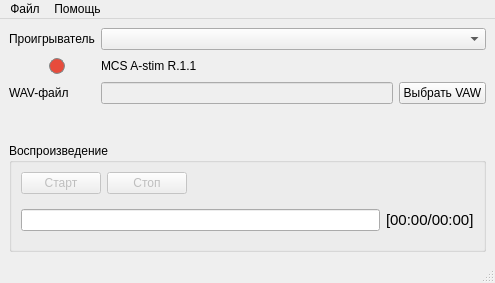
The window that res/main_window.ui (mcsltd/mcs-astim-wav-player) describes before a commit, drawn with Qt 5.
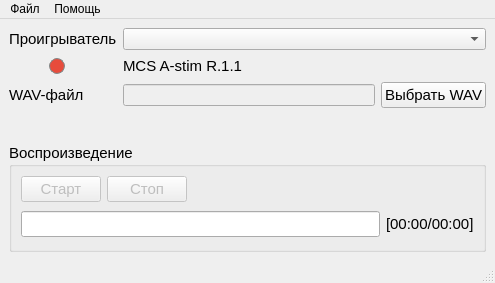
The same window after the commit. Icons and pictures are not drawn.

Commit message: feat: rename app

The edit to the form file:
```diff
--- a/res/main_window.ui
+++ b/res/main_window.ui
@@ -25,6 +25,11 @@
        <layout class="QFormLayout" name="formLayout">
         <item row="0" column="0">
          <widget class="QLabel" name="labelDevicePlayer">
+          <property name="font">
+           <font>
+            <pointsize>11</pointsize>
+           </font>
+          </property>
           <property name="text">
            <string>Проигрыватель</string>
           </property>
@@ -35,6 +40,11 @@
         </item>
         <item row="2" column="0">
          <widget class="QLabel" name="label_2">
+          <property name="font">
+           <font>
+            <pointsize>11</pointsize>
+           </font>
+          </property>
           <property name="text">
            <string>WAV-файл</string>
           </property>
@@ -51,8 +61,13 @@
           </item>
           <item>
            <widget class="QPushButton" name="pushButtonSelectWav">
+            <property name="font">
+             <font>
+              <pointsize>11</pointsize>
+             </font>
+            </property>
             <property name="text">
-             <string>Выбрать VAW</string>
+             <string>Выбрать WAV</string>
             </property>
            </widget>
           </item>
@@ -60,6 +75,11 @@
         </item>
         <item row="1" column="1">
          <widget class="QLabel" name="labelPlayer">
+          <property name="font">
+           <font>
+            <pointsize>11</pointsize>
+           </font>
+          </property>
           <property name="text">
            <string>MCS A-stim R.1.1</string>
           </property>
@@ -119,6 +139,11 @@
       </item>
       <item>
        <widget class="QGroupBox" name="groupBox">
+        <property name="font">
+         <font>
+          <pointsize>11</pointsize>
+         </font>
+        </property>
         <property name="title">
          <string>Воспроизведение</string>
         </property>
@@ -132,6 +157,11 @@
                <property name="enabled">
                 <bool>false</bool>
                </property>
+               <property name="font">
+                <font>
+                 <pointsize>11</pointsize>
+                </font>
+               </property>
                <property name="text">
                 <string>Старт</string>
                </property>
@@ -146,6 +176,11 @@
                <property name="enabled">
                 <bool>false</bool>
                </property>
+               <property name="font">
+                <font>
+                 <pointsize>11</pointsize>
+                </font>
+               </property>
                <property name="text">
                 <string>Стоп</string>
                </property>
```
Left out of the diff: 2 changed lines with no effect on the pictures. The commit also changes 1 other file.
